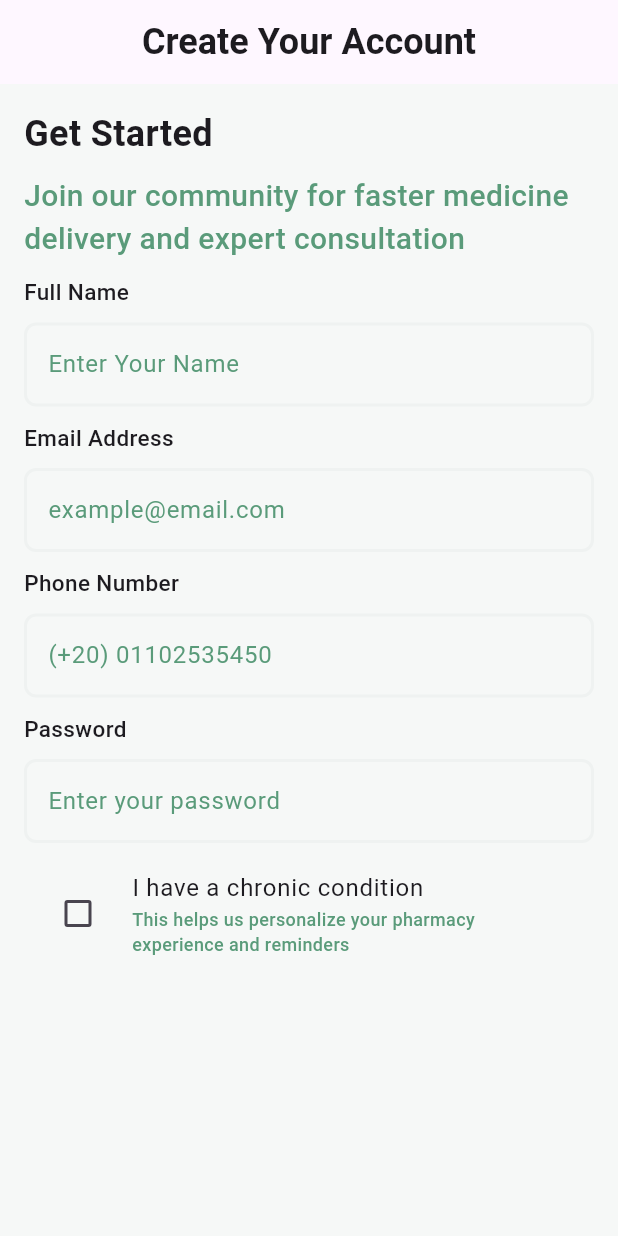
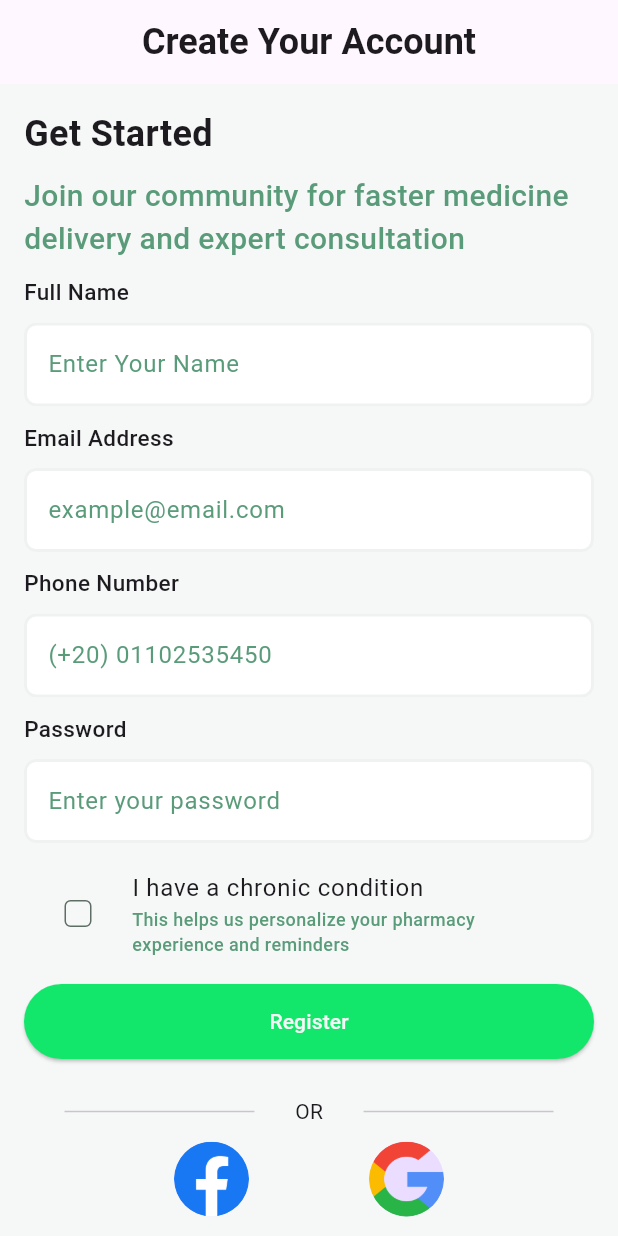
Before and after one commit to MohamedGamil13/Dawak, a Flutter app: the SignUpScreen screen opened by its route, on a phone screen of 412 x 824 dp. Run offline on Flutter 3.47's test engine with Material 3 defaults, Android fonts, the phone set to English and light mode, and no system bars; our stand-ins replace dotted_border, flutter_screenutil, font_awesome_flutter, get_it, go_router, smooth_page_indicator; statements that could not run were skipped.

Commit message:
feat: add custom widgets for authentication and onboarding

```diff
--- a/lib/core/constants/app_images.dart
+++ b/lib/core/constants/app_images.dart
@@ -1,4 +1,6 @@
 abstract class AppImages {
   static const String doctorImage = 'assets/images/doctorImage.png';
   static const String chatPersonImage = 'assets/images/chat_person_image.png';
+  static const String facebookLogo = 'assets/images/facebook.png';
+  static const String googleLogo = 'assets/images/google.png';
 }
--- a/lib/core/widgets/circle_image.dart
+++ b/lib/core/widgets/circle_image.dart
@@ -2,10 +2,14 @@ import 'package:flutter/material.dart';
 import 'package:flutter_screenutil/flutter_screenutil.dart';
 
 class CircleImage extends StatelessWidget {
-  const CircleImage({super.key, required this.image});
+  const CircleImage({super.key, required this.image, this.radius});
   final String image;
+  final double? radius;
   @override
   Widget build(BuildContext context) {
-    return CircleAvatar(radius: 16.r, backgroundImage: AssetImage(image));
+    return CircleAvatar(
+      radius: radius ?? 16.r,
+      backgroundImage: AssetImage(image),
+    );
   }
 }
--- a/lib/core/widgets/custom_textfeild.dart
+++ b/lib/core/widgets/custom_textfeild.dart
@@ -15,6 +15,10 @@ class CustomTextfield extends StatelessWidget {
   Widget build(BuildContext context) {
     return TextFormField(
       decoration: InputDecoration(
+        filled: true,
+        fillColor: AppColors.white,
+        focusColor: AppColors.white,
+        hoverColor: AppColors.white,
         enabledBorder: OutlineInputBorder(
           borderRadius: BorderRadius.circular(8),
           borderSide: const BorderSide(color: AppColors.grayborder, width: 2),
--- a/lib/core/widgets/custom_checkbox.dart
+++ b/lib/features/auth/presentation/views/widgets/custom_checkbox.dart
@@ -14,6 +14,10 @@ class _CustomCheckboxState extends State<CustomCheckbox> {
   @override
   Widget build(BuildContext context) {
     return CheckboxListTile(
+      checkboxShape: RoundedRectangleBorder(
+        borderRadius: BorderRadius.circular(4),
+      ),
+      side: const BorderSide(color: AppColors.graySubtitle, width: 1),
       activeColor: AppColors.primaryColor,
       value: ismarked,
       onChanged: (value) {
--- /dev/null
+++ b/lib/features/auth/presentation/views/widgets/custom_divider.dart
@@ -0,0 +1,16 @@
+import 'package:flutter/material.dart';
+
+class CustomDivider extends StatelessWidget {
+  const CustomDivider({super.key, required this.divideText});
+  final String divideText;
+  @override
+  Widget build(BuildContext context) {
+    return Row(
+      children: [
+        const Expanded(child: Divider(indent: 27, endIndent: 27)),
+        Text(divideText),
+        const Expanded(child: Divider(indent: 27, endIndent: 27)),
+      ],
+    );
+  }
+}
--- /dev/null
+++ b/lib/features/auth/presentation/views/widgets/sign_in_mathods_row.dart
@@ -0,0 +1,19 @@
+import 'package:dawak/core/constants/app_images.dart';
+import 'package:dawak/core/widgets/circle_image.dart';
+import 'package:flutter/material.dart';
+
+class SignInMathodsRow extends StatelessWidget {
+  const SignInMathodsRow({super.key});
+
+  @override
+  Widget build(BuildContext context) {
+    return const Row(
+      mainAxisAlignment: .center,
+      spacing: 80,
+      children: [
+        CircleImage(image: AppImages.facebookLogo, radius: 25),
+        CircleImage(image: AppImages.googleLogo, radius: 25),
+      ],
+    );
+  }
+}
--- a/lib/features/auth/presentation/views/widgets/sign_up_screen_body.dart
+++ b/lib/features/auth/presentation/views/widgets/sign_up_screen_body.dart
@@ -1,7 +1,10 @@
 import 'package:dawak/core/theme/colors/app_colors.dart';
 import 'package:dawak/core/theme/styles/app_styles.dart';
-import 'package:dawak/core/widgets/custom_checkbox.dart';
+import 'package:dawak/core/widgets/custom_button.dart';
 import 'package:dawak/core/widgets/custom_textfeild.dart';
+import 'package:dawak/features/auth/presentation/views/widgets/custom_checkbox.dart';
+import 'package:dawak/features/auth/presentation/views/widgets/custom_divider.dart';
+import 'package:dawak/features/auth/presentation/views/widgets/sign_in_mathods_row.dart';
 import 'package:dawak/generated/l10n.dart';
 import 'package:flutter/material.dart';
 
@@ -42,7 +45,11 @@ class SignUpScreenBody extends StatelessWidget {
             hint: S.of(context).enterPassword,
             hintColor: AppColors.darkGreen,
           ),
-          const Align(child: CustomCheckbox()),
+          const CustomCheckbox(),
+          CustomButton(onPressed: () {}, text: 'Register'),
+          const SizedBox(height: 5),
+          const CustomDivider(divideText: 'OR'),
+          const SignInMathodsRow(),
         ],
       ),
     );
```
Also changed, not shown: assets/images/facebook.png (added), assets/images/google.png (added), assets/images/googleLogo.png (added), lib/features/onboarding/presentation/widgets/custom_page_indicator.dart (renamed from lib/core/widgets/custom_page_indicator.dart).
